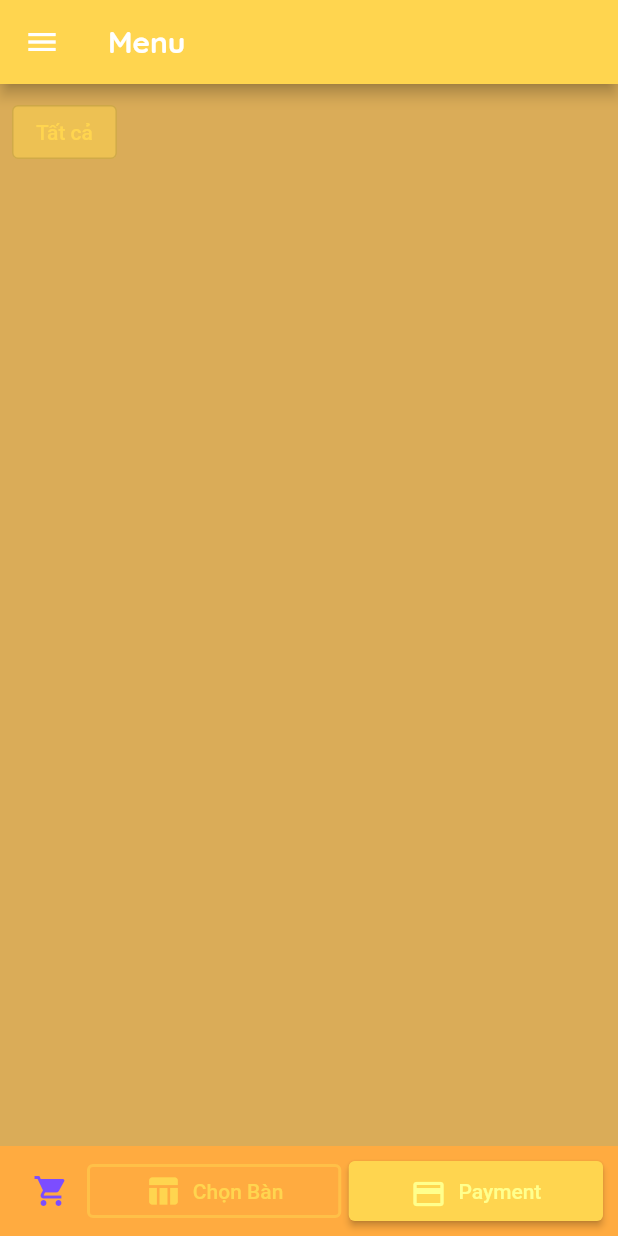
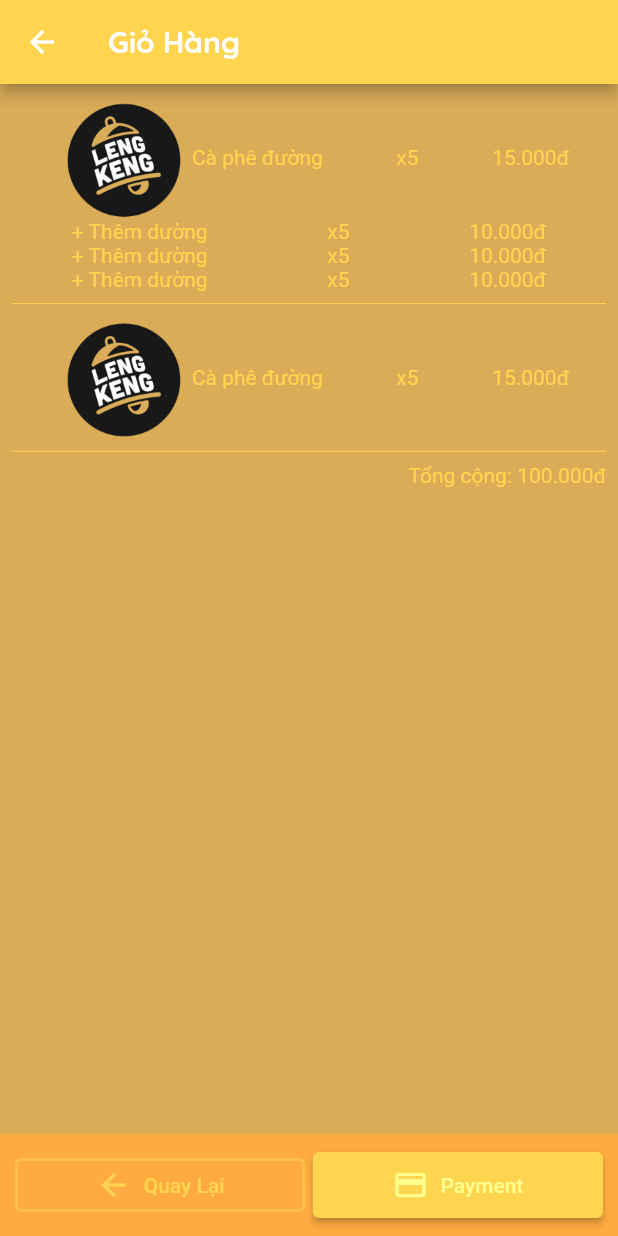
Before and after one commit to dim0147/Hai-Coffe-DenMo, a Flutter app: the screen it shows after launch, after a tap on the "shopping cart" icon, on a phone screen of 412 x 824 dp. Run offline on Flutter 3.47's test engine with Material 2 defaults, Android fonts, the light colour scheme and no system bars; our stand-ins replace extended_masked_text, get, hive, hive_flutter, image_picker, moor; accounts and stored records are empty; generated files the repository leaves out were written again.

Commit message:
Fix cart calculate properties

```diff
--- a/lib/App/Config.dart
+++ b/lib/App/Config.dart
@@ -1,9 +1,11 @@
 import 'package:flutter/material.dart';
 import 'package:get/get.dart';
 import 'package:hai_noob/Controller/AddSpecialItemController.dart';
+import 'package:hai_noob/Controller/CartController.dart';
 import 'package:hai_noob/Controller/CreateItemController.dart';
 import 'package:hai_noob/Controller/MenuController.dart';
 import 'package:hai_noob/Screen/AddSpecialItemScreen.dart';
+import 'package:hai_noob/Screen/CartScreen.dart';
 import 'package:hai_noob/Screen/MenuScreen.dart';
 import 'package:path_provider/path_provider.dart';
 
@@ -40,6 +42,9 @@ class AppConfig {
 
   // Item menu
   static final Color MENU_ITEM_CONTAINER_COLOR = Colors.yellowAccent as Color;
+
+  // Default img item
+  static final String DEFAULT_IMG_ITEM = 'assets/img/background.png';
 
   // Route
   static final String initRoute = '/menu';
@@ -96,5 +101,14 @@ class AppConfig {
         Get.lazyPut(() => AddSpecialItemController());
       }),
     ),
+    GetPage(
+      transition: Transition.cupertinoDialog,
+      transitionDuration: new Duration(seconds: 1),
+      name: '/menu/cart',
+      page: () => CartScreen(),
+      binding: BindingsBuilder(() {
+        Get.lazyPut(() => CartController());
+      }),
+    ),
   ];
 }
--- a/lib/App/Services.dart
+++ b/lib/App/Services.dart
@@ -1,5 +1,7 @@
 import 'package:get/get.dart';
 import 'package:hai_noob/App/Config.dart';
+import 'package:hai_noob/App/Utils.dart';
+import 'package:hai_noob/Model/ConfigGlobal.dart';
 import 'package:hive/hive.dart';
 import 'package:hive_flutter/hive_flutter.dart';
 
@@ -47,3 +49,14 @@ class HivService extends GetxService {
     return box;
   }
 }
+
+class ConfigService extends GetxService {
+  Future<ConfigGlobal> init() async {
+    // Connect hiv and register adapter
+    String? imgPath = await Utils.getImgDirectory();
+
+    ConfigGlobal config = ConfigGlobal(imgPath: imgPath);
+
+    return config;
+  }
+}
--- a/lib/App/Utils.dart
+++ b/lib/App/Utils.dart
@@ -1,7 +1,10 @@
 import 'dart:math';
 import 'dart:io';
 
+import 'package:flutter/material.dart';
 import 'package:get/get.dart';
+import 'package:hai_noob/App/Config.dart';
+import 'package:hai_noob/Model/ConfigGlobal.dart';
 import 'package:path_provider/path_provider.dart';
 import 'package:path/path.dart' as p;
 
@@ -19,24 +22,24 @@ class Utils {
   }
 
   static Future<File?> saveImg(File image) async {
-    // Get storage directory
+    /// Get storage directory
     var pathStorage = await getExternalStorageDirectory();
     if (pathStorage == null) {
       Get.snackbar('Lỗi', 'Không thể lấy thư mục storage');
       return null;
     }
 
-    // Get file extension
+    /// Get file extension
     String fileExtension = p.extension(image.path);
     if (fileExtension == '') {
       Get.snackbar('Lỗi', 'Không thể lấy type ảnh');
       return null;
     }
 
-    // Generate filename
+    /// Generate filename
     String filename = Utils.generateRandomId() + fileExtension;
 
-    // Copy image to storage
+    /// Copy image to storage
     String newPathToSave = p.join(pathStorage.path, filename);
     try {
       return image.copy(newPathToSave);
@@ -46,9 +49,20 @@ class Utils {
     }
   }
 
-  // Get img directory
+  /// Get img directory
   static Future<String?> getImgDirectory() async {
     var pathStorage = await getExternalStorageDirectory();
     return pathStorage == null ? null : pathStorage.path;
   }
+
+  /// Get Img full path with name
+  static ImageProvider<Object> getImg(String imgName) {
+    ConfigGlobal config = Get.find<ConfigGlobal>();
+    String? imgPath = config.imgPath;
+
+    if (imgPath == null || imgName == '')
+      return AssetImage(AppConfig.DEFAULT_IMG_ITEM);
+
+    return FileImage(File('${p.join(imgPath, imgName)}'));
+  }
 }
--- /dev/null
+++ b/lib/Controller/CartController.dart
@@ -0,0 +1,14 @@
+import 'package:get/get.dart';
+
+class CartController extends GetxController {
+  @override
+  void onInit() {
+    super.onInit();
+    var cart = Get.arguments;
+    var d;
+  }
+
+  void onCancelClick() {
+    Get.back();
+  }
+}
--- a/lib/Controller/StartupController.dart
+++ b/lib/Controller/StartupController.dart
@@ -29,6 +29,10 @@ class StartupController extends GetxController with StateMixin<void> {
       statusText.value = 'Đang khởi tạo Hiv services...';
       await Get.putAsync(() => HivService().init(), permanent: true);
 
+      // Init global config
+      statusText.value = 'Đang khởi tạo config...';
+      await Get.putAsync(() => ConfigService().init(), permanent: true);
+
       // Done
       statusText.value = 'Khởi tạo thành công';
       change(null, status: RxStatus.success());
--- /dev/null
+++ b/lib/Model/ConfigGlobal.dart
@@ -0,0 +1,5 @@
+class ConfigGlobal {
+  final String? imgPath;
+
+  ConfigGlobal({required this.imgPath});
+}
--- /dev/null
+++ b/lib/Screen/CartScreen.dart
@@ -0,0 +1,174 @@
+import 'package:flutter/material.dart';
+import 'package:get/get.dart';
+import 'package:hai_noob/App/Config.dart';
+import 'package:hai_noob/App/Utils.dart';
+import 'package:hai_noob/Controller/CartController.dart';
+
+class CartScreen extends GetWidget<CartController> {
+  const CartScreen({Key? key}) : super(key: key);
+
+  @override
+  Widget build(BuildContext context) {
+    return SafeArea(
+      child: Scaffold(
+        appBar: AppBar(title: Text('Giỏ Hàng')),
+        bottomNavigationBar: Footer(),
+        body: SingleChildScrollView(
+          child: Container(
+            padding: EdgeInsets.all(8.0),
+            child: Column(
+              children: [
+                // Item
+                InkWell(
+                  onTap: () {},
+                  child: Column(
+                    children: [
+                      Row(
+                        mainAxisAlignment: MainAxisAlignment.spaceAround,
+                        children: [
+                          Row(
+                            children: [
+                              FadeInImage(
+                                placeholder:
+                                    AssetImage(AppConfig.DEFAULT_IMG_ITEM),
+                                image: Utils.getImg(''),
+                                height: Get.height * 0.1,
+                              ),
+                              Text('Cà phê đường'),
+                            ],
+                          ),
+                          Text('x5'),
+                          Text('15.000đ'),
+                        ],
+                      ),
+
+                      // Properties
+                      Column(
+                        children: [
+                          Row(
+                            mainAxisAlignment: MainAxisAlignment.spaceAround,
+                            children: [
+                              Text('+ Thêm dường'),
+                              Text('x5'),
+                              Text('10.000đ')
+                            ],
+                          ),
+                          Row(
+                            mainAxisAlignment: MainAxisAlignment.spaceAround,
+                            children: [
+                              Text('+ Thêm dường'),
+                              Text('x5'),
+                              Text('10.000đ')
+                            ],
+                          ),
+                          Row(
+                            mainAxisAlignment: MainAxisAlignment.spaceAround,
+                            children: [
+                              Text('+ Thêm dường'),
+                              Text('x5'),
+                              Text('10.000đ')
+                            ],
+                          ),
+                        ],
+                      )
+                    ],
+                  ),
+                ),
+
+                // Divider
+                Divider(
+                  color: AppConfig.MAIN_COLOR,
+                ),
+
+                // Item
+                InkWell(
+                  onTap: () {},
+                  child: Column(
+                    children: [
+                      Row(
+                        mainAxisAlignment: MainAxisAlignment.spaceAround,
+                        children: [
+                          Row(
+                            children: [
+                              FadeInImage(
+                                placeholder:
+                                    AssetImage(AppConfig.DEFAULT_IMG_ITEM),
+                                image: Utils.getImg(''),
+                                height: Get.height * 0.1,
+                              ),
+                              Text('Cà phê đường'),
+                            ],
+                          ),
+                          Text('x5'),
+                          Text('15.000đ'),
+                        ],
+                      ),
+                    ],
+                  ),
+                ),
+
+                // Divider
+                Divider(
+                  color: AppConfig.MAIN_COLOR,
+                ),
+
+                // Total
+                Container(
+                  child: Align(
+                    alignment: Alignment.topRight,
+                    child: Text('Tổng cộng: 100.000đ'),
+                  ),
+                )
+              ],
+            ),
+          ),
+        ),
+      ),
+    );
+  }
+}
+
+class Footer extends GetView<CartController> {
+  const Footer({
+    Key? key,
+  }) : super(key: key);
+
+  @override
+  Widget build(BuildContext context) {
+    return Container(
+      padding: EdgeInsets.all(10),
+      decoration: BoxDecoration(
+        color: Colors.orangeAccent[200],
+      ),
+      child: Row(
+        children: [
+          // Cancel
+          Expanded(
+            flex: 3,
+            child: OutlinedButton.icon(
+              onPressed: controller.onCancelClick,
+              icon: Icon(Icons.arrow_back),
+              style: OutlinedButton.styleFrom(
+                side: BorderSide(
+                    width: 2.0, color: Get.theme.primaryColor.withOpacity(0.5)),
+              ),
+              label: Text('Quay Lại'),
+            ),
+          ),
+
+          SizedBox(width: 5),
+
+          // Payment
+          Expanded(
+            flex: 3,
+            child: ElevatedButton.icon(
+              onPressed: () {},
+              icon: Icon(Icons.payment),
+              label: Text('Payment'),
+            ),
+          )
+        ],
+      ),
+    );
+  }
+}
--- a/lib/Screen/MenuScreen.dart
+++ b/lib/Screen/MenuScreen.dart
@@ -2,6 +2,7 @@ import 'dart:io';
 
 import 'package:flutter/material.dart';
 import 'package:get/get.dart';
+import 'package:hai_noob/App/Utils.dart';
 import 'package:path/path.dart' as p;
 
 import 'package:hai_noob/App/Config.dart';
@@ -128,19 +129,13 @@ class MenuItem extends GetView<MenuController> {
   MenuItem({Key? key, required this.itemDataDisplay}) : super(key: key);
   final ItemDataDisplay itemDataDisplay;
 
-  ImageProvider<Object> getImg() {
-    if (controller.imgPath.value == null || itemDataDisplay.item.image == '')
-      return AssetImage('assets/img/background.png');
-
-    return FileImage(File(
-        '${p.join(controller.imgPath.value as String, itemDataDisplay.item.image)}'));
-  }
-
   @override
   Widget build(BuildContext context) {
     return InkWell(
       onTap: () => controller.increaseItem(itemDataDisplay),
-      child: Container(
+      child: Stack(
+        children: [
+          Container(
             width: Get.width * (context.isPhone ? 0.3 : 0.2),
             padding: EdgeInsets.all(10),
             decoration: BoxDecoration(
@@ -153,29 +148,14 @@ class MenuItem extends GetView<MenuController> {
             child: Column(
               crossAxisAlignment: CrossAxisAlignment.center,
               children: [
-            // Image
-            Stack(
-              children: [
+                // Img
                 ClipRRect(
                   borderRadius: BorderRadius.circular(10.0),
                   child: FadeInImage(
-                    placeholder: AssetImage('assets/img/background.png'),
-                    image: getImg(),
+                    placeholder: AssetImage(AppConfig.DEFAULT_IMG_ITEM),
+                    image: Utils.getImg(itemDataDisplay.item.image),
                     height: Get.height * 0.1,
                   ),
-                ),
-                if (itemDataDisplay.quality > 0)
-                  Container(
-                    padding: EdgeInsets.all(8.0),
-                    decoration: BoxDecoration(
-                        color: AppConfig.BACKGROUND_COLOR.withOpacity(0.8)),
-                    child: Text(
-                      itemDataDisplay.quality.toString(),
-                      style: TextStyle(fontWeight: FontWeight.bold),
-                    ),
-                  ),
-                // Quality if have
-              ],
                 ),
 
                 // Name
@@ -199,8 +179,10 @@ class MenuItem extends GetView<MenuController> {
                       // Decrease quality
                       ElevatedButton.icon(
                         style: ButtonStyle(
-                        padding: MaterialStateProperty.all(EdgeInsets.all(5))),
-                    onPressed: () => controller.decreaseItem(itemDataDisplay),
+                            padding:
+                                MaterialStateProperty.all(EdgeInsets.all(5))),
+                        onPressed: () =>
+                            controller.decreaseItem(itemDataDisplay),
                         label: Text('Giảm'),
                         icon: Icon(
                           Icons.remove,
@@ -210,6 +192,19 @@ class MenuItem extends GetView<MenuController> {
                   ),
               ],
             ),
+          ),
+          if (itemDataDisplay.quality > 0)
+            // Quantiy
+            Container(
+              padding: EdgeInsets.all(8.0),
+              decoration: BoxDecoration(
+                  color: AppConfig.BACKGROUND_COLOR.withOpacity(0.8)),
+              child: Text(
+                itemDataDisplay.quality.toString(),
+                style: TextStyle(fontWeight: FontWeight.bold),
+              ),
+            ),
+        ],
       ),
     );
   }
@@ -222,19 +217,41 @@ class Footer extends GetView<MenuController> {
 
   @override
   Widget build(BuildContext context) {
-    return Container(
+    return Obx(() => Container(
           padding: EdgeInsets.all(10),
-      height: 60,
+          height: controller.cart.value.totalQuantities > 0 ? 90 : 70,
           decoration: BoxDecoration(
             color: Colors.orangeAccent[200],
           ),
-      child: Obx(() => Row(
+          child: Column(
+            children: [
+              if (controller.cart.value.totalQuantities > 0)
+                Padding(
+                  padding: const EdgeInsets.only(bottom: 5),
+                  child: Row(
+                    mainAxisAlignment: MainAxisAlignment.end,
+                    children: [
+                      Column(
+                        children: [
+                          Text('Tổng cộng: '),
+                        ],
+                      ),
+                      Column(
+                        children: [
+                          Text(controller.cart.value.totalPrice.toString() +
+                              'đ'),
+                        ],
+                      )
+                    ],
+                  ),
+                ),
+              Row(
                 children: [
                   // Cart quality badge
                   Stack(
                     children: [
                       IconButton(
-                    onPressed: () {},
+                        onPressed: controller.onClickShowCart,
                         icon: Icon(
                           Icons.shopping_cart,
                           color: Colors.deepPurpleAccent,
@@ -292,7 +309,9 @@ class Footer extends GetView<MenuController> {
                     ),
                   )
                 ],
-          )),
-    );
+              ),
+            ],
+          ),
+        ));
   }
 }
```
Also changed, not shown: lib/Controller/AddSpecialItemController.dart (+27 -10 lines), lib/Controller/MenuController.dart (+51 -21 lines), lib/Model/Cart.dart (+29 -0 lines), lib/Screen/AddSpecialItemScreen.dart (+14 -6 lines). Lines whose indentation alone changed are shown as unchanged.
